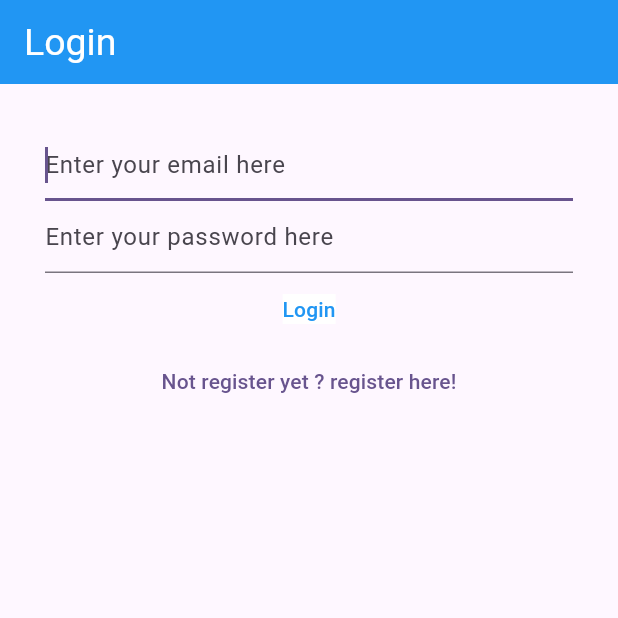
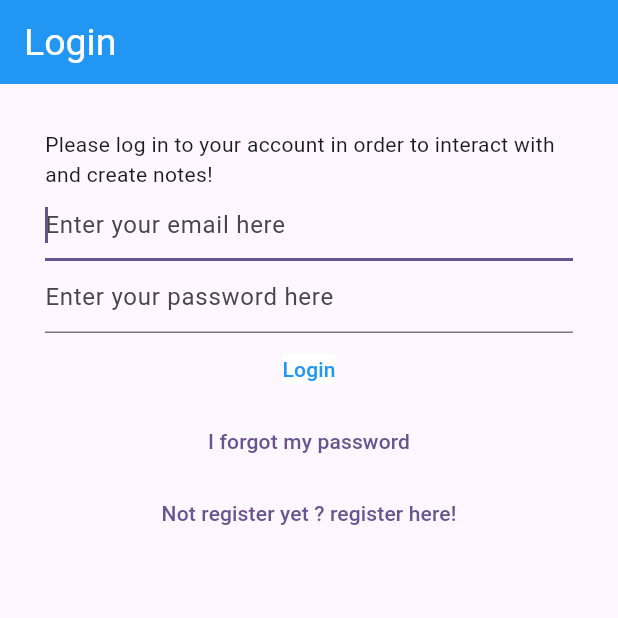
Before and after one commit to mj-suryavarma/flutter-notes, a Flutter app: the screen it shows after launch, on a phone screen of 412 x 824 dp, the top half of it. Run offline on Flutter 3.47's test engine with Material 3 defaults, Android fonts, the phone set to English and light mode, and no system bars; our stand-ins replace bloc, cloud_firestore, equatable, firebase_auth, firebase_core, flutter_bloc and 2 more; accounts and stored records are empty.

Commit message:
application cleaned up

```diff
--- a/lib/main.dart
+++ b/lib/main.dart
@@ -3,6 +3,7 @@
 import 'package:flutter_bloc/flutter_bloc.dart';
 import 'package:my_notes/constant/routes.dart';
 import 'package:my_notes/helper/loading/loading_screen.dart';
+import 'package:my_notes/screen/forgot_password.dart';
 import 'package:my_notes/screen/login.dart';
 import 'package:my_notes/screen/note/create_update_note_view.dart';
 import 'package:my_notes/screen/note/notes_view.dart';
@@ -65,12 +66,15 @@
           }
         },
         builder: (context, state) {
+          print('the current state value is $state');
           if(state is AuthStateLoggedIn) {
             return const NotesView();
           } else if(state is AuthStateNeedVerification) {
             return const EmailVerifyView();
           } else if(state is AuthStateLoggedOut) {
             return const LoginView();
+          } else if(state is AuthStateForgetPassword) {
+            return const ForgotPasswordView();
           } else if(state is AuthStateRegistering) {
             return const RegisterView();
           } else {
--- a/lib/screen/login.dart
+++ b/lib/screen/login.dart
@@ -44,7 +44,7 @@
       listener: (context, state) async {
         if (state is AuthStateLoggedOut) {
           if (state.exception is UserNotFoundException) {
-          await showErrorDialog(context, "User Not Found ");
+          await showErrorDialog(context, "Cannot find a user");
           } else if (state.exception is WrongPasswordException) {
              await showErrorDialog(context, "Wrong Credentials");
           } else if (state.exception is GenericAuthException) {
@@ -70,6 +70,7 @@
                       child: Center(
                           child: Column(
                         children: [
+                          const Text('Please log in to your account in order to interact with and create notes!'),
                           TextField(
                             autofocus: true,
                             controller: _email,
@@ -133,7 +134,14 @@
                                   color: Colors.blue,
                                   backgroundColor: Colors.white),
                             ),
-                          ),
+                          ),  TextButton(
+                              onPressed: () {
+                                context.read<AuthBloc>().add(
+                                  const AuthEventForgetPassword(),
+                                );
+                              },
+                              child: const Text(
+                                  "I forgot my password")),
                           TextButton(
                               onPressed: () {
                                 // with bloc
--- a/lib/service/auth/auth_provider.dart
+++ b/lib/service/auth/auth_provider.dart
@@ -14,4 +14,5 @@
 });
    Future<void> logOut();
    Future<void> sendEmailVerification();
+   Future<void> sendPasswordReset({required String toEmail});
 }
--- a/lib/service/auth/auth_service.dart
+++ b/lib/service/auth/auth_service.dart
@@ -26,4 +26,8 @@
 
   @override
   Future<void> initialize() => provider.initialize();
+
+  @override
+  Future<void> sendPasswordReset({required String toEmail}) => provider.sendPasswordReset(toEmail: toEmail);
+
 }
--- a/lib/service/bloc/auth_event.dart
+++ b/lib/service/bloc/auth_event.dart
@@ -29,6 +29,11 @@
    const AuthEventShouldRegister();
 }
 
+class AuthEventForgetPassword extends AuthEvent {
+   final String? email;
+   const AuthEventForgetPassword({this.email});
+}
+
 class AuthEventLogout extends AuthEvent {
    const AuthEventLogout();
 }
--- a/lib/service/bloc/auth_state.dart
+++ b/lib/service/bloc/auth_state.dart
@@ -16,8 +16,18 @@
    const AuthStateUninitialized({required super.isLoading});
 }
 
+class AuthStateForgetPassword extends AuthState {
+   final Exception? exception;
+   final bool hasSendEmail;
+   const AuthStateForgetPassword({
+     required this.exception,
+     required this.hasSendEmail,
+     required super.isLoading,
+   });
+}
+
 class AuthStateRegistering extends AuthState {
-   final Exception exception;
+   final Exception? exception;
    const AuthStateRegistering({required this.exception, required super.isLoading});
 }
 
--- /dev/null
+++ b/lib/utilities/dialogs/password_reset_email_sent_dialog.dart
@@ -0,0 +1,12 @@
+import 'package:flutter/material.dart';
+import 'package:my_notes/utilities/dialogs/generic_dialog.dart';
+
+Future<void> showPasswordResetSentDialog(BuildContext context) {
+  return showGenericDialog(
+      context: context,
+      title: 'Password Reset',
+      content:
+          'We have now sent you a password reset link. please check your email for more Information',
+      optionBuilder: () => {'Okay': null}
+  );
+}
```
Also changed, not shown: lib/screen/forgot_password.dart (added, +86 -0 lines), lib/screen/note/create_update_note_view.dart (+19 -21 lines), lib/screen/note/notes_view.dart (+8 -3 lines), lib/screen/register.dart (+9 -4 lines), lib/service/auth/firebase_auth_provider.dart (+18 -1 lines), lib/service/bloc/auth_bloc.dart (+64 -43 lines).
